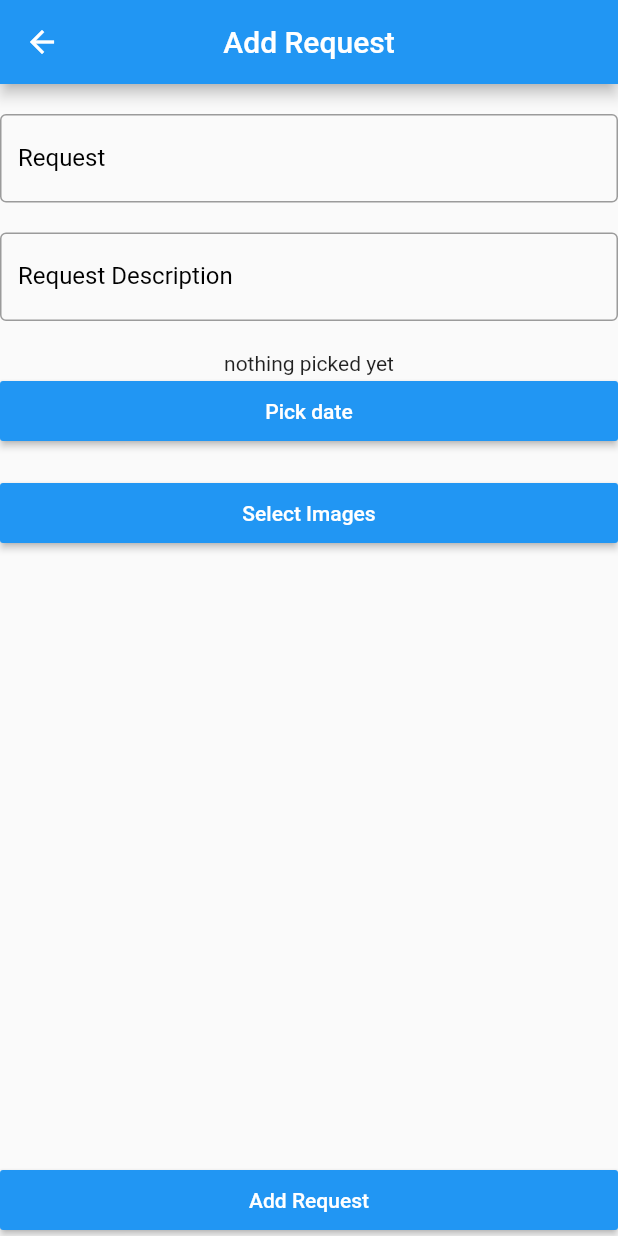
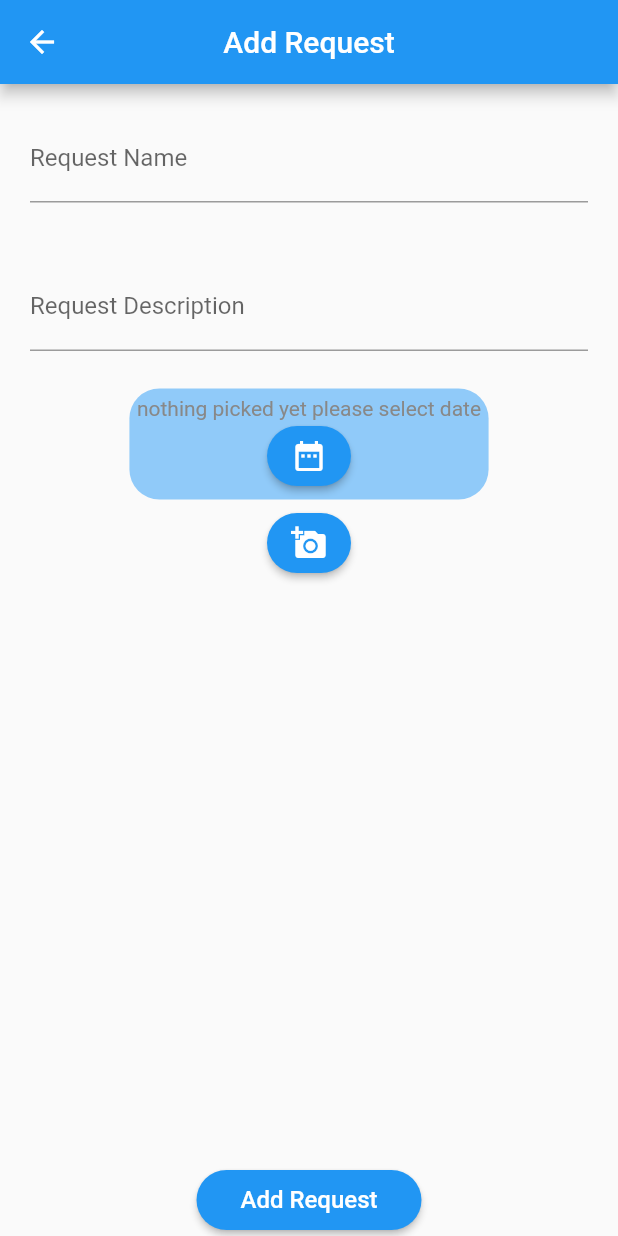
Before and after one commit to ahmed3ssem/venusera_task, a Flutter app: the Request screen opened directly, on a phone screen of 412 x 824 dp. Run offline on Flutter 3.47's test engine with Material 2 defaults, Android fonts, the phone set to English and light mode, and no system bars; our stand-ins replace fluttertoast; missing offline and left inert: multi_image_picker; Roboto replaces fonts that are missing (CairoBold, CairoRegular).

Commit message:
update in request page in design

```diff
--- a/lib/request.dart
+++ b/lib/request.dart
@@ -2,6 +2,7 @@ import 'package:flutter/cupertino.dart';
 import 'package:flutter/material.dart';
 import 'package:flutter/services.dart';
 import 'package:multi_image_picker/multi_image_picker.dart';
+import 'package:venusera_task/style.dart';
 
 class Request extends StatefulWidget {
   @override
@@ -12,16 +13,16 @@ class _RequestState extends State<Request> {
   List<Asset> images = List<Asset>();
   DateTime _dateTime;
   static TextEditingController RequestEditingContrller =
-  TextEditingController();
+      TextEditingController();
   static TextEditingController RequestDateEditingContrller =
-  TextEditingController();
+      TextEditingController();
   static TextEditingController RequestDescriptionEditingContrller =
-  TextEditingController();
+      TextEditingController();
 
   static String Request = RequestEditingContrller.toString();
   static String RequestDate = RequestDateEditingContrller.toString();
   static String RequestDescription =
-  RequestDescriptionEditingContrller.toString();
+      RequestDescriptionEditingContrller.toString();
 
   @override
   void initState() {
@@ -41,11 +42,13 @@ class _RequestState extends State<Request> {
       }),
     );
   }
+
   Future saveImage(Asset asset) async {
     ByteData byteData = await asset.requestOriginal();
     List<int> imageData = byteData.buffer.asUint8List();
     print(imageData);
   }
+
   Future<void> loadAssets() async {
     List<Asset> resultList = List<Asset>();
     try {
@@ -76,101 +79,102 @@ class _RequestState extends State<Request> {
         title: Text("Add Request"),
         centerTitle: true,
       ),
-      body:Column(
+      body: Column(
         children: <Widget>[
-          SizedBox(
-            height: 20,
-          ),
-          TextField(
-            autofocus: false,
-            obscureText: false,
-            keyboardType: TextInputType.text,
-            controller: RequestEditingContrller,
-            decoration: InputDecoration(
-                labelText: "Request",
-                hintText: "Request",
-                labelStyle: TextStyle(
-                  color: Colors.black,
-                  fontSize: 16,
-                ),
-                border: OutlineInputBorder(
-                    borderRadius: BorderRadius.all(Radius.circular(4)),
-                    borderSide: BorderSide(
-                        width: 1,
-                        color: Colors.green,
-                        style: BorderStyle.solid))),
-          ),
-          SizedBox(
-            height: 20,
-          ),
-          TextField(
-            autofocus: false,
-            obscureText: false,
-            keyboardType: TextInputType.text,
-            controller: RequestDescriptionEditingContrller,
-            decoration: InputDecoration(
-                labelText: "Request Description",
-                hintText: "Request Description",
-                labelStyle: TextStyle(
-                  color: Colors.black,
-                  fontSize: 16,
-                ),
-                border: OutlineInputBorder(
-                    borderRadius: BorderRadius.all(Radius.circular(4)),
-                    borderSide: BorderSide(
-                        width: 1,
-                        color: Colors.green,
-                        style: BorderStyle.solid))),
-          ),
-          SizedBox(
-            height: 20,
-          ),
           Column(
             children: <Widget>[
-              Text(_dateTime==null?"nothing picked yet":_dateTime.toString()),
+              new Container(
+                  padding: const EdgeInsets.all(10.0),
+                  margin: const EdgeInsets.all(10.0),
+                  child: new Directionality(
+                    textDirection: TextDirection.ltr,
+                    child: new TextFormField(
+                      //controller: DescriptionController,
+                      decoration: const InputDecoration(
+                        hintText: 'Request Name',
+                        labelText: 'Request Name',
+                      ),
+                    ),
+                  )),
+
+            ],
+          ),
+
+          new Container(
+              padding: const EdgeInsets.all(10.0),
+              margin: const EdgeInsets.all(10.0),
+              child: new Directionality(
+                textDirection: TextDirection.ltr,
+                child: new TextFormField(
+                  keyboardType: TextInputType.multiline,
+                  maxLines: null,
+                  //controller: DescriptionController,
+                  decoration: const InputDecoration(
+                    hintText: 'Request Description',
+                    labelText: 'Request Description',
+                  ),
+                ),
+              )),
+          new Container(
+            padding: const EdgeInsets.all(5.0),
+            margin: const EdgeInsets.all(5.0),
+            decoration: new BoxDecoration(
+              color: Colors.blue[200],
+              borderRadius:
+              BorderRadius.all(Radius.circular(20.0)),
+            ),
+            child:Column(
+            children: <Widget>[
+              Text(
+                _dateTime == null
+                    ? "nothing picked yet please select date"
+                    : _dateTime.toString(),
+                style: Styles.defualtText,
+              ),
               ButtonTheme(
                 //elevation: 4,
                 //color: Colors.green,
                 minWidth: double.infinity,
                 child: MaterialButton(
-                  onPressed: (){
+                  onPressed: () {
                     showDatePicker(
-                      context: context,
-                      initialDate: DateTime.now(),
-                      firstDate: DateTime(2001),
-                      lastDate: DateTime(2222)
-                    ).then((date){
+                            context: context,
+                            initialDate: DateTime.now(),
+                            firstDate: DateTime(2001),
+                            lastDate: DateTime(2222))
+                        .then((date) {
                       setState(() {
-                        _dateTime=date;
+                        _dateTime = date;
                       });
                     });
                   },
+                  child: const Icon(Icons.date_range),
                   textColor: Colors.white,
                   color: Colors.blue,
                   height: 40,
-                  child: Text("Pick date"),
+                  minWidth: 40,
+                    shape: new RoundedRectangleBorder(borderRadius: new BorderRadius.circular(30.0))
                 ),
               ),
             ],
-          ),
-          SizedBox(
-            height: 20,
-          ),
+          )),
           ButtonTheme(
             //elevation: 4,
             //color: Colors.green,
             minWidth: double.infinity,
             child: MaterialButton(
+              minWidth: 40,
               onPressed: loadAssets,
               textColor: Colors.white,
               color: Colors.blue,
               height: 40,
-              child: Text("Select Images"),
+              child: const Icon(Icons.add_a_photo),
+                shape: new RoundedRectangleBorder(borderRadius: new BorderRadius.circular(30.0))
             ),
           ),
           //RaisedButton(
-            //child: Text("Save Image"),
-            //onPressed: () => saveImage,
+          //child: Text("Save Image"),
+          //onPressed: () => saveImage,
           //),
           Expanded(
             child: buildGridView(),
@@ -183,8 +187,10 @@ class _RequestState extends State<Request> {
               onPressed: () => {},
               textColor: Colors.white,
               color: Colors.blue,
+              minWidth: 150,
               height: 40,
-              child: Text("Add Request"),
+              child: Text("Add Request",style: Styles.textSizeLargeWhite,),
+                shape: new RoundedRectangleBorder(borderRadius: new BorderRadius.circular(30.0))
             ),
           ),
         ],
--- a/lib/request_list.dart
+++ b/lib/request_list.dart
@@ -3,6 +3,7 @@ import 'package:flutter/material.dart';
 import 'package:venusera_task/request.dart';
 import 'package:venusera_task/request_details.dart';
 import 'package:venusera_task/signup.dart';
+import 'package:venusera_task/style.dart';
 
 import 'helper/image_widget.dart';
 
@@ -39,6 +40,8 @@ class _RequestListState extends State<RequestList> {
               color: Colors.blue,
               height: 40,
               child: Text("Add Requset"),
+                shape: new RoundedRectangleBorder(borderRadius: new BorderRadius.circular(30.0)),
+              minWidth: 100,
             ),
           ),
         ]));
@@ -64,11 +67,11 @@ class _RequestListState extends State<RequestList> {
           children: [
             Text(
               "request",
-              style: TextStyle(color: Colors.blueAccent, fontSize: 16.0),
+              style: Styles.headerLarge,
             ),
             Text(
               'request descreption',
-              style: TextStyle(color: Colors.blueAccent, fontSize: 14.0),
+              style:Styles.defualtText,
             ),
           ]),
       trailing: Container(
```
